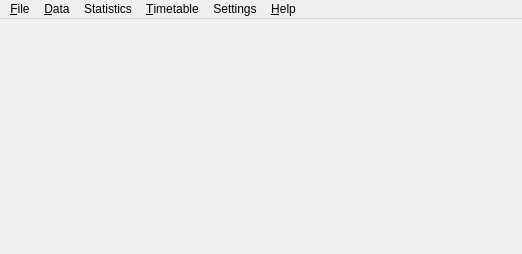
First picture: the form in fet/src/interface/fetmainform_template.ui, repository vonmecheln/fet, before the edit.
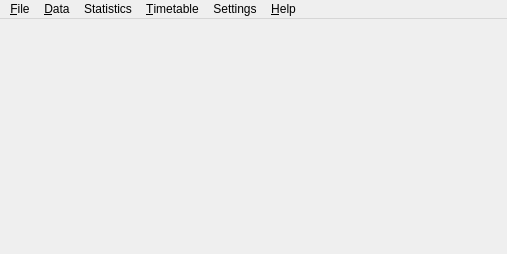
Second picture: the form after the edit. Icons and pictures are not drawn.

Patch:
```diff
--- a/fet/src/interface/fetmainform_template.ui
+++ b/fet/src/interface/fetmainform_template.ui
@@ -5,7 +5,7 @@
    <rect>
     <x>0</x>
     <y>0</y>
-    <width>522</width>
+    <width>507</width>
     <height>254</height>
    </rect>
   </property>
@@ -21,7 +21,7 @@
     <rect>
      <x>0</x>
      <y>0</y>
-     <width>522</width>
+     <width>507</width>
      <height>29</height>
     </rect>
    </property>
```
Left out of the diff: 7 changed lines with no effect on the pictures.
